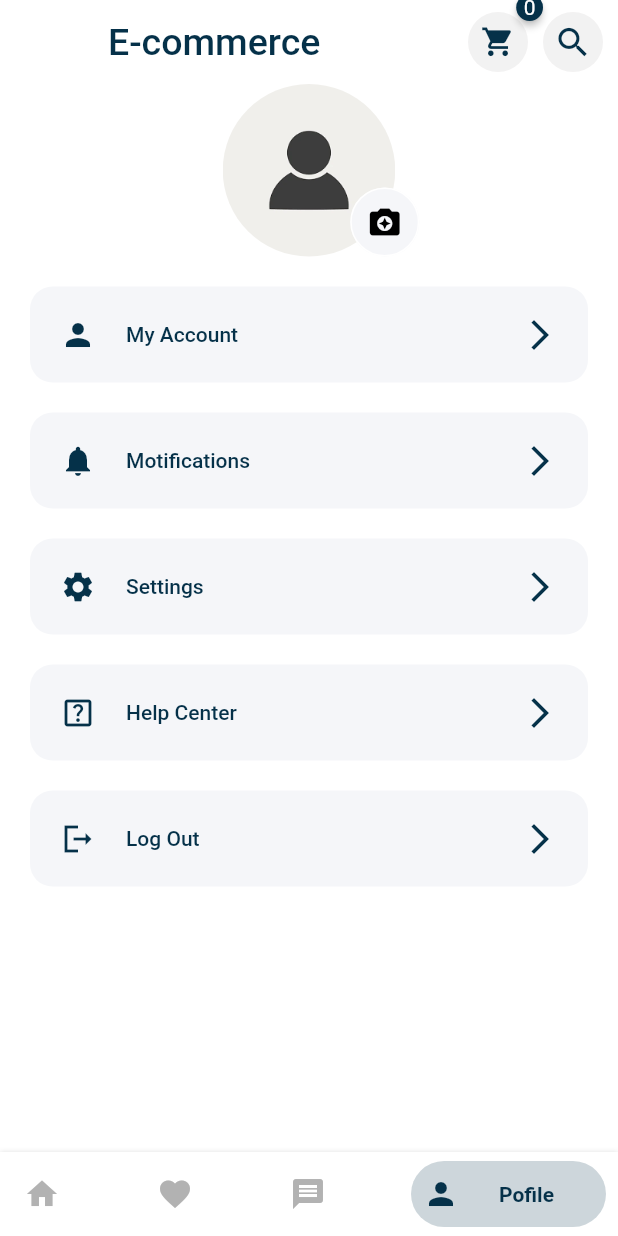
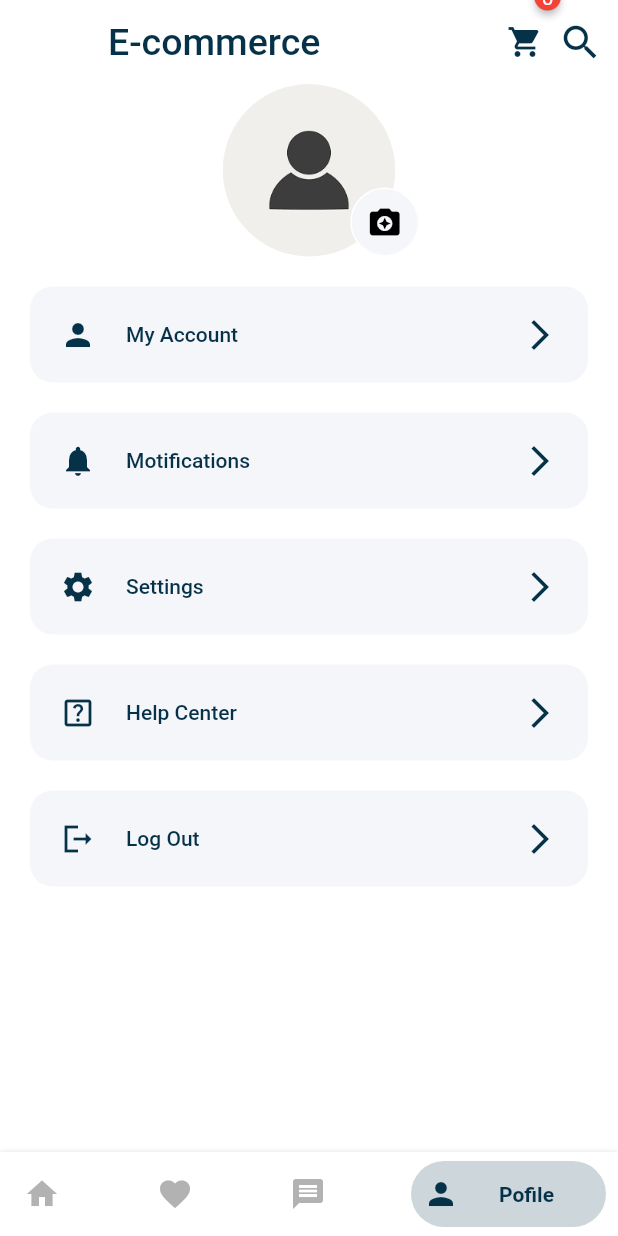
Before and after one commit to wai-lin-tun/E-commerce-App, a Flutter app: the MyHomePage screen opened directly, item 4 of the bottom bar chosen, on a phone screen of 412 x 824 dp. Run offline on Flutter 3.47's test engine with Material 2 defaults, Android fonts, the phone set to English and light mode, and no system bars; drawn by our look-alikes of badges, bottom_navy_bar; our stand-ins replace cached_network_image, firebase_auth, firebase_core, flutter_onboarding_slider, get, image_picker and 4 more; accounts and stored records are empty; network calls fail.

Commit message:
fire core update

```diff
--- a/lib/main.dart
+++ b/lib/main.dart
@@ -28,7 +28,11 @@ class MyApp extends StatefulWidget {
 }
 
 class _MyAppState extends State<MyApp> {
-
+    @override
+  void initState() {
+    context.read<AllProvider>().getCart();
+    super.initState();
+  }
   @override
   Widget build(BuildContext context) {
     return const GetMaterialApp(
--- a/lib/screens/home_screen/home_screen.dart
+++ b/lib/screens/home_screen/home_screen.dart
@@ -1,4 +1,3 @@
-import 'package:badges/badges.dart';
 import 'package:ecommerce_app/constants.dart';
 import 'package:ecommerce_app/screens/cart_screen/cart.dart';
 import 'package:ecommerce_app/screens/home_screen/components/body.dart';
@@ -6,6 +5,7 @@ import 'package:ecommerce_app/screens/home_screen/components/bottom_navbar.dart'
 import 'package:ecommerce_app/service/provider/provider.dart';
 import 'package:flutter/material.dart';
 import 'package:get/get.dart';
+import 'package:badges/badges.dart' as badges;
 import 'package:provider/provider.dart';
 
 class MyHomePage extends StatefulWidget {
@@ -24,25 +24,18 @@ class _MyHomePageState extends State<MyHomePage> {
         actions: [
           Consumer<AllProvider>(
             builder: (context, value, child) {
-              return GestureDetector(
+              return badges.Badge(
+                position: badges.BadgePosition.topEnd(top: -15, end: -12),
                 onTap: () {
                   Get.to(() => const CartScreen());
                 },
-                child: Badge(
-                  badgeColor: myConstant.kDarkBlueColor,
                 badgeContent: Text(
                   value.productList.length.toString(),
                   style: TextStyle(color: myConstant.white),
                 ),
-                  child: CircleAvatar(
-                    radius: 20,
-                    backgroundColor: myConstant.circleColor,
-                    child: Icon(
+                child:  Icon(
                   Icons.shopping_cart,
                   color: myConstant.kDarkBlueColor,
-                      size: 23,
-                    ),
-                  ),
                 ),
               );
             },
@@ -50,14 +43,11 @@ class _MyHomePageState extends State<MyHomePage> {
           const SizedBox(
             width: 10,
           ),
-          CircleAvatar(
-              radius: 20,
-              backgroundColor: myConstant.circleColor,
-              child: Icon(
-                Icons.search,
+          Icon(
+            Icons.search_sharp,
             color: myConstant.kDarkBlueColor,
-                size: 26,
-              )),
+            size: 30,
+          ),
           const SizedBox(
             width: 10,
           )
--- a/pubspec.yaml
+++ b/pubspec.yaml
@@ -47,10 +47,11 @@ dependencies:
   cached_network_image: ^3.2.0
   readmore: ^2.2.0
   sqflite: ^2.0.2+1
-  badges: ^2.0.3
   image_picker: ^0.8.6
+  badges: ^3.0.1
 
-dev_dependencies:
+dependency_overrides:
+  firebase_core_platform_interface: 4.5.1
   flutter_test:
     sdk: flutter
 
```
Also changed, not shown: lib/screens/login_screen/components/success.dart (+5 -2 lines), lib/screens/onborading_screen/onborading.dart (+5 -5 lines), pubspec.lock, 9 other files. Lines whose indentation alone changed are shown as unchanged.
